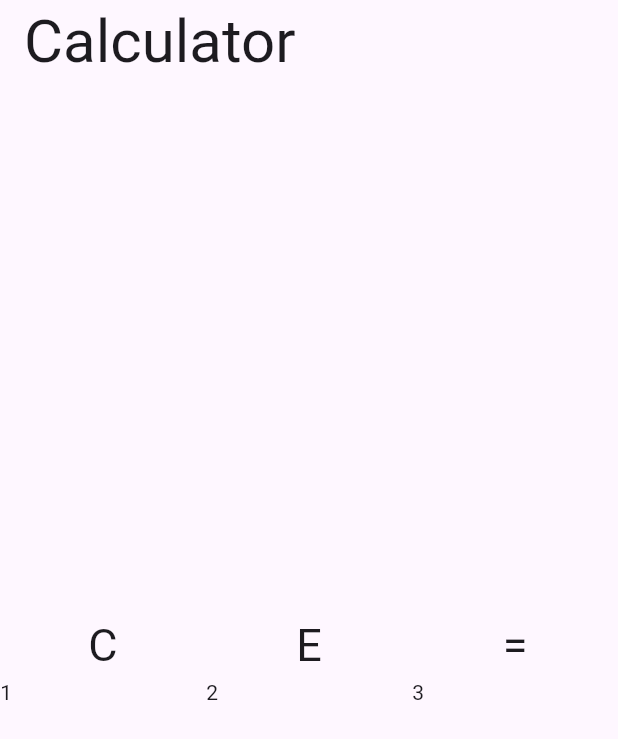
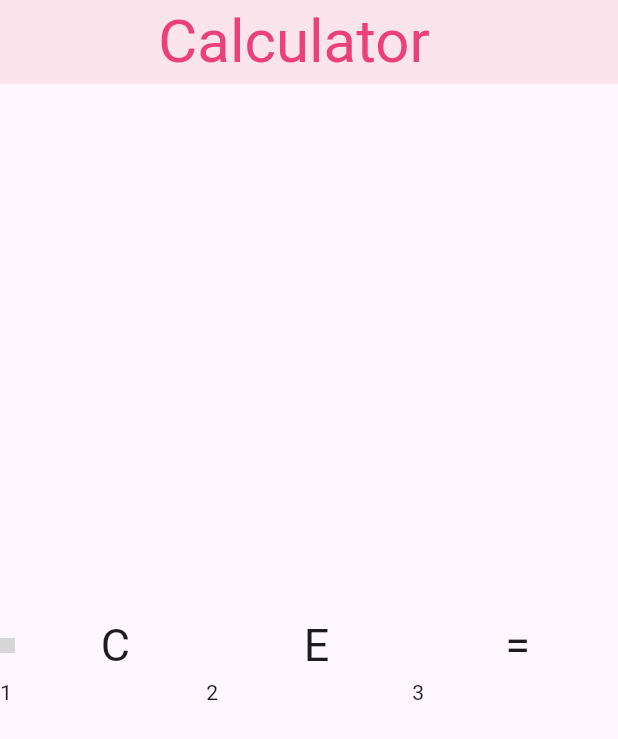
Before and after one commit to strawbloom/calculator, a Flutter app: the screen it shows after launch, on a phone screen of 412 x 824 dp. Shown: the top 739 px of the screen. Run offline on Flutter 3.47's test engine with Material 3 defaults, Android fonts, the phone set to English and light mode, and no system bars; our stand-ins replace google_fonts; grey boxes are pictures that could not be loaded.

Commit message:
Add asset support, update AppBar styling, and include a logo in the calculator body.

```diff
--- a/lib/home.dart
+++ b/lib/home.dart
@@ -7,32 +7,37 @@ class Calculator extends StatelessWidget {
   @override
   Widget build(BuildContext context) {
     return MaterialApp(
+      // não mostra o banner de debug
       debugShowCheckedModeBanner: false,
       home: Scaffold(
         appBar: AppBar(
-          title: Column(
+          backgroundColor: Colors.pink.shade50,
+          title: Row(
+            // centraliza o titulo
+            mainAxisAlignment: MainAxisAlignment.center,
             children: [
-              Row(
-                children: [
-                  Text(
-                    'Calculator',
-                    style: GoogleFonts.jersey15(
-                      textStyle: TextStyle(fontSize: 40),
-                    ),
+              Text(
+                'Calculator',
+                style: GoogleFonts.jersey15(
+                  textStyle: TextStyle(
+                    fontSize: 40,
+                    color: Colors.pink.shade400,
                   ),
-                ],
+                ),
               ),
+              // espaçamento entre o titulo e o icone
+              SizedBox(width: 20),
             ],
           ),
         ),
-        // direciona pro body da calculadora
+        // redireciona pro body da calculadora
         body: CalculatorBody(),
       ),
     );
   }
 }
 
-// body da calculadora
+// inicia o body da calculadora
 class CalculatorBody extends StatefulWidget {
   const CalculatorBody({super.key});
 
@@ -50,6 +55,7 @@ class _CalculatorBodyState extends State<CalculatorBody> {
         children: [
           Row(
             children: [
+              ImageIcon(AssetImage('assets/icons/logo.png'), size: 10),
               Expanded(
                 child: Center(
                   child: Text(
--- a/pubspec.yaml
+++ b/pubspec.yaml
@@ -22,5 +22,6 @@ dev_dependencies:
   flutter_lints: ^6.0.0
 
 flutter:
-
   uses-material-design: true
+  assets:
+    - assets/
```
Also changed, not shown: assets/icons/logo.png (added).
